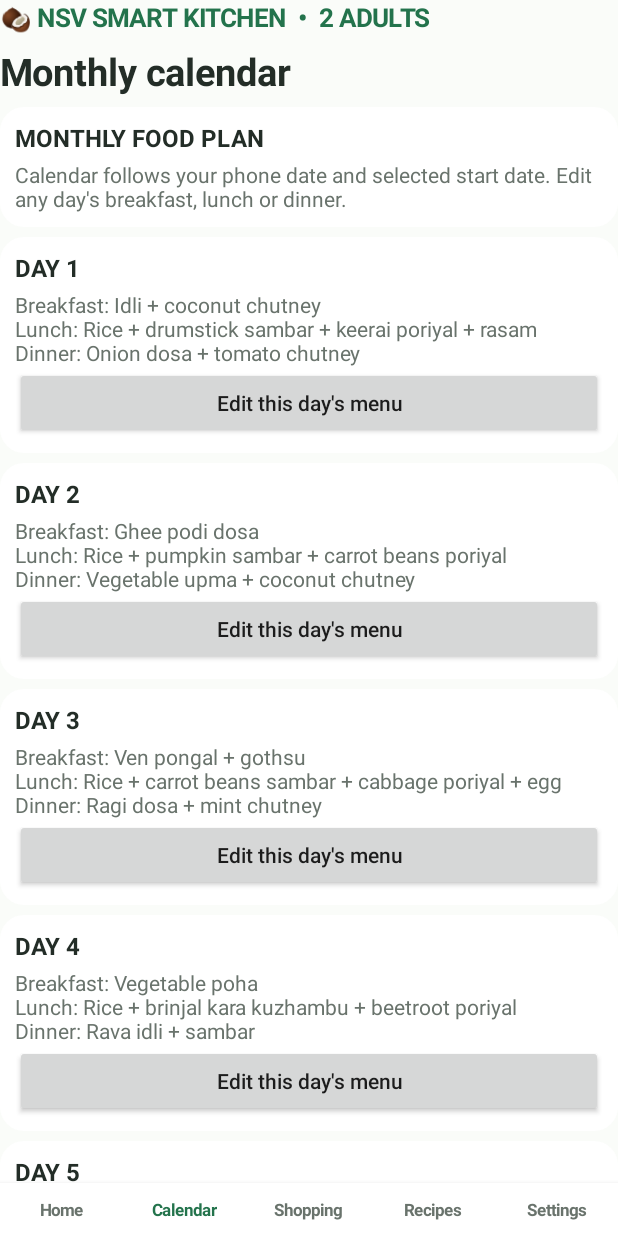
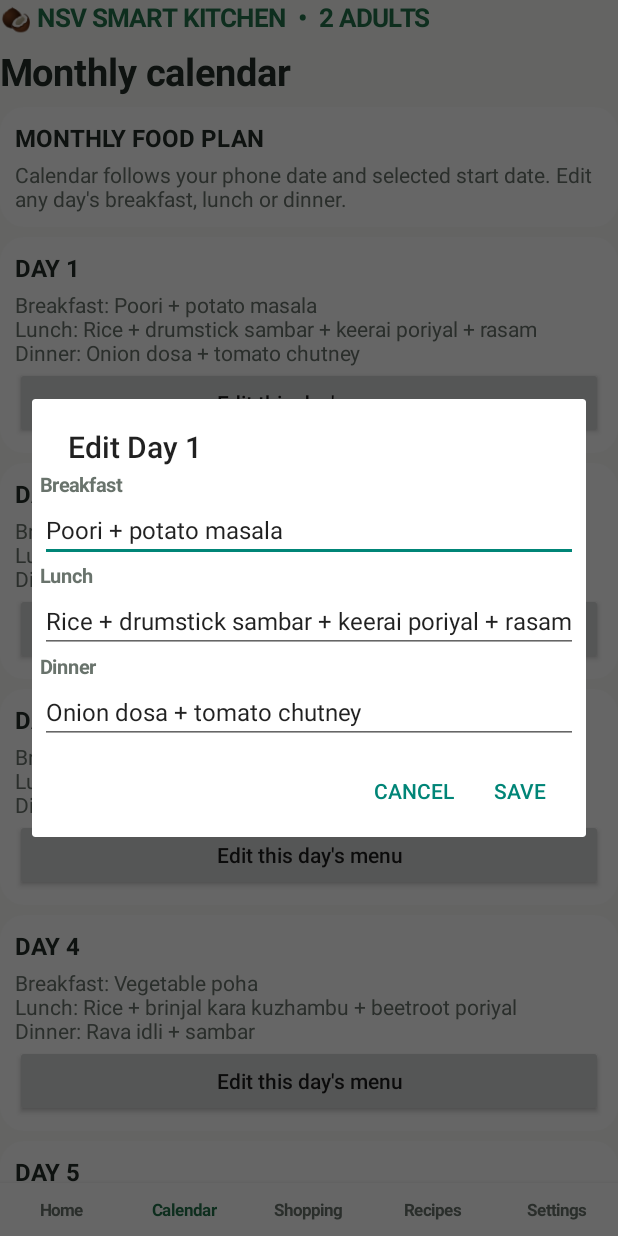
Before and after one commit to silentkillersri378-dot/SouthIndianFoodPlanner, an Android app: the screen it shows after launch (MainActivity), after a tap on "Edit this day's menu", on a phone screen of 412 x 824 dp. Run offline under Robolectric (Android 15) with nearby library versions, the phone set to English and light mode, and no system bars; libraries missing offline, so code that uses them is left out: com.google.mlkit.vision; 1 other tap on this screen came first.

Commit message:
Apply weekend-only meal serving logic

```diff
--- a/app/src/main/java/com/example/southindianplanner/MainActivity.java
+++ b/app/src/main/java/com/example/southindianplanner/MainActivity.java
@@ -142,7 +142,9 @@ public class MainActivity extends Activity {
       new AlertDialog.Builder(this).setTitle(title).setView(box).setNegativeButton("Cancel",null)
         .setPositiveButton("Save",(d,w)->{String[] v=new String[fields.length];for(int i=0;i<v.length;i++)v[i]=fields[i].getText().toString().trim();save.save(v);}).show();
     }
-    String mealText(int d){return "Breakfast: "+meals[d][0]+"\nLunch: "+meals[d][1]+"\nDinner: "+meals[d][2];}
+    boolean isWeekend(int d){Calendar c=Calendar.getInstance();c.set(Calendar.DAY_OF_MONTH,1);c.add(Calendar.DATE,d);int w=c.get(Calendar.DAY_OF_WEEK);return w==Calendar.SATURDAY||w==Calendar.SUNDAY;}
+    String mealAt(int d,int slot){String value=meals[d][slot];if(isWeekend(d)){if(slot==0 && d%2==0)value="Poori + potato masala";if(slot==2 && d%2==1)value="Chapati + vegetable kurma";}return value;}
+    String mealText(int d){return "Breakfast: "+mealAt(d,0)+"\nLunch: "+mealAt(d,1)+"\nDinner: "+mealAt(d,2);}
     void loadSavedMeals(){for(int d=0;d<meals.length;d++)for(int i=0;i<3;i++){String x=prefs.getString("meal_"+d+"_"+i,null);if(x!=null && !x.toLowerCase(Locale.US).matches(".*(idiyappam|idiappam|pesarattu|uthappam|adai|avial|appam).*"))meals[d][i]=x;}}
     void saveMeals(){SharedPreferences.Editor e=prefs.edit();for(int d=0;d<meals.length;d++)for(int i=0;i<3;i++)e.putString("meal_"+d+"_"+i,meals[d][i]);e.apply();}
     void draw(){
```
